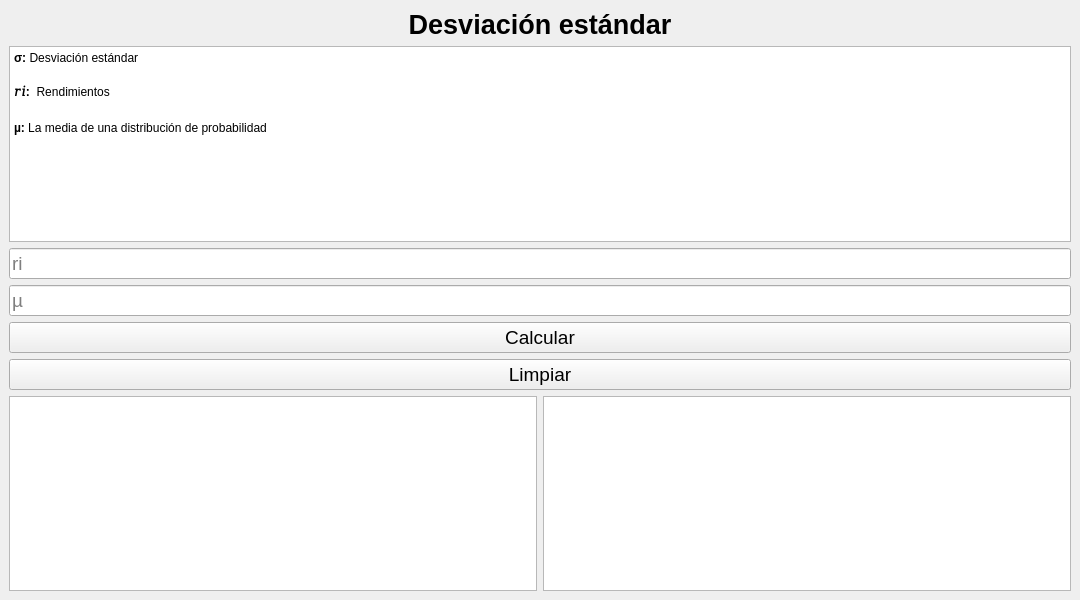
First picture: the form in view/ui/desviacionEstandar.ui, repository luisAlcides/finanzas2, before the edit.
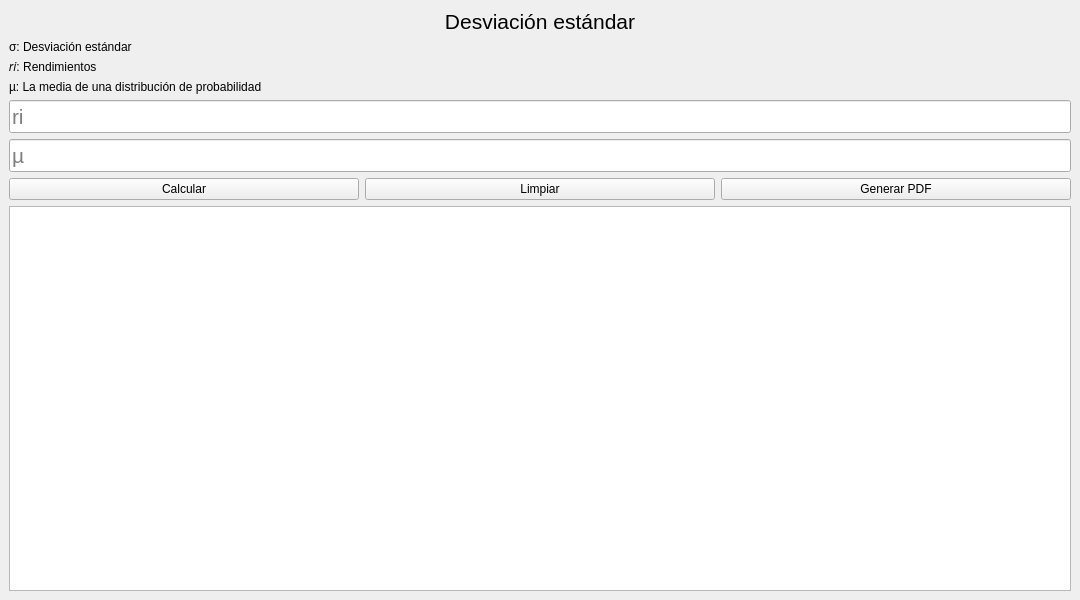
Second picture: the form after the edit.

Commit message: creacion de util y actualizacion de funciones a util, generar pdf

What changed in the file:
```diff
--- a/view/ui/desviacionEstandar.ui
+++ b/view/ui/desviacionEstandar.ui
@@ -16,15 +16,21 @@
   <property name="windowTitle">
    <string>Desviación estándar</string>
   </property>
+  <property name="styleSheet">
+   <string notr="true">font: 16pt &quot;Segoe UI&quot;;
+
+width: 70%;</string>
+  </property>
   <widget class="QWidget" name="centralwidget">
    <layout class="QVBoxLayout" name="verticalLayout">
     <item>
      <widget class="QLabel" name="label_title">
       <property name="font">
        <font>
-        <family>Arial</family>
-        <pointsize>20</pointsize>
-        <bold>true</bold>
+        <family>Segoe UI</family>
+        <pointsize>16</pointsize>
+        <italic>false</italic>
+        <bold>false</bold>
        </font>
       </property>
       <property name="text">
@@ -36,19 +42,23 @@
      </widget>
     </item>
     <item>
-     <widget class="QTextBrowser" name="textBrowser">
-      <property name="html">
-       <string>&lt;!DOCTYPE HTML PUBLIC &quot;-//W3C//DTD HTML 4.0//EN&quot; &quot;http://www.w3.org/TR/REC-html40/strict.dtd&quot;&gt;
-&lt;html&gt;&lt;head&gt;&lt;meta name=&quot;qrichtext&quot; content=&quot;1&quot; /&gt;&lt;meta charset=&quot;utf-8&quot; /&gt;&lt;title&gt;Precio de la acción hoy&lt;/title&gt;&lt;style type=&quot;text/css&quot;&gt;
-p, li { white-space: pre-wrap; }
-hr { height: 1px; border-width: 0; }
-li.unchecked::marker { content: &quot;\2610&quot;; }
-li.checked::marker { content: &quot;\2612&quot;; }
-&lt;/style&gt;&lt;/head&gt;&lt;body style=&quot; font-family:'Segoe UI'; font-size:9pt; font-weight:400; font-style:normal;&quot;&gt;
-&lt;p style=&quot; margin-top:12px; margin-bottom:12px; margin-left:0px; margin-right:0px; -qt-block-indent:0; text-indent:0px; line-height:160%;&quot;&gt;&lt;span style=&quot; font-family:'Arial','sans-serif'; font-weight:700;&quot;&gt;σ: &lt;/span&gt;&lt;span style=&quot; font-family:'Arial','sans-serif';&quot;&gt;Desviación estándar &lt;/span&gt;&lt;/p&gt;
-&lt;p style=&quot; margin-top:12px; margin-bottom:12px; margin-left:0px; margin-right:0px; -qt-block-indent:0; text-indent:0px; line-height:160%;&quot;&gt;&lt;span style=&quot; font-family:'Arial','sans-serif'; font-weight:700;&quot;&gt;𝑟𝑖: &lt;/span&gt;&lt;span style=&quot; font-family:'Arial','sans-serif';&quot;&gt; Rendimientos &lt;/span&gt;&lt;/p&gt;
-&lt;p style=&quot; margin-top:12px; margin-bottom:12px; margin-left:0px; margin-right:0px; -qt-block-indent:0; text-indent:0px; line-height:160%;&quot;&gt;&lt;span style=&quot; font-family:'Arial','sans-serif'; font-weight:700;&quot;&gt;µ: &lt;/span&gt;&lt;span style=&quot; font-family:'Arial','sans-serif';&quot;&gt;La media de una distribución de probabilidad&lt;/span&gt;&lt;/p&gt;
-&lt;p style=&quot;-qt-paragraph-type:empty; margin-top:0px; margin-bottom:0px; margin-left:0px; margin-right:0px; -qt-block-indent:0; text-indent:0px;&quot;&gt;&lt;br /&gt;&lt;/p&gt;&lt;/body&gt;&lt;/html&gt;</string>
+     <widget class="QLabel" name="label">
+      <property name="text">
+       <string>σ: Desviación estándar</string>
+      </property>
+     </widget>
+    </item>
+    <item>
+     <widget class="QLabel" name="label_2">
+      <property name="text">
+       <string>𝑟𝑖: Rendimientos</string>
+      </property>
+     </widget>
+    </item>
+    <item>
+     <widget class="QLabel" name="label_3">
+      <property name="text">
+       <string>µ: La media de una distribución de probabilidad</string>
       </property>
      </widget>
     </item>
@@ -56,7 +66,10 @@
      <widget class="QLineEdit" name="txt_ri">
       <property name="font">
        <font>
-        <pointsize>14</pointsize>
+        <family>Segoe UI</family>
+        <pointsize>16</pointsize>
+        <italic>false</italic>
+        <bold>false</bold>
        </font>
       </property>
       <property name="text">
@@ -71,7 +84,10 @@
      <widget class="QLineEdit" name="txt_miu">
       <property name="font">
        <font>
-        <pointsize>14</pointsize>
+        <family>Segoe UI</family>
+        <pointsize>16</pointsize>
+        <italic>false</italic>
+        <bold>false</bold>
        </font>
       </property>
       <property name="placeholderText">
@@ -80,12 +96,9 @@
      </widget>
     </item>
     <item>
+     <layout class="QHBoxLayout" name="horizontalLayout_2">
+      <item>
      <widget class="QPushButton" name="btn_calcular">
-      <property name="font">
-       <font>
-        <pointsize>14</pointsize>
-       </font>
-      </property>
       <property name="text">
        <string>Calcular</string>
       </property>
@@ -93,21 +106,22 @@
     </item>
     <item>
      <widget class="QPushButton" name="btn_limpiar">
-      <property name="font">
-       <font>
-        <pointsize>14</pointsize>
-       </font>
-      </property>
       <property name="text">
        <string>Limpiar</string>
       </property>
      </widget>
     </item>
     <item>
+       <widget class="QPushButton" name="btn_generar_pdf">
+        <property name="text">
+         <string>Generar PDF</string>
+        </property>
+       </widget>
+      </item>
+     </layout>
+    </item>
+    <item>
      <layout class="QHBoxLayout" name="horizontalLayout">
-      <item>
-       <widget class="QTextBrowser" name="tb_tablas"/>
-      </item>
       <item>
        <widget class="QTextBrowser" name="tb_resultado"/>
       </item>
```
Lines whose indentation alone changed are shown as unchanged. The commit also changes 11 other files.
